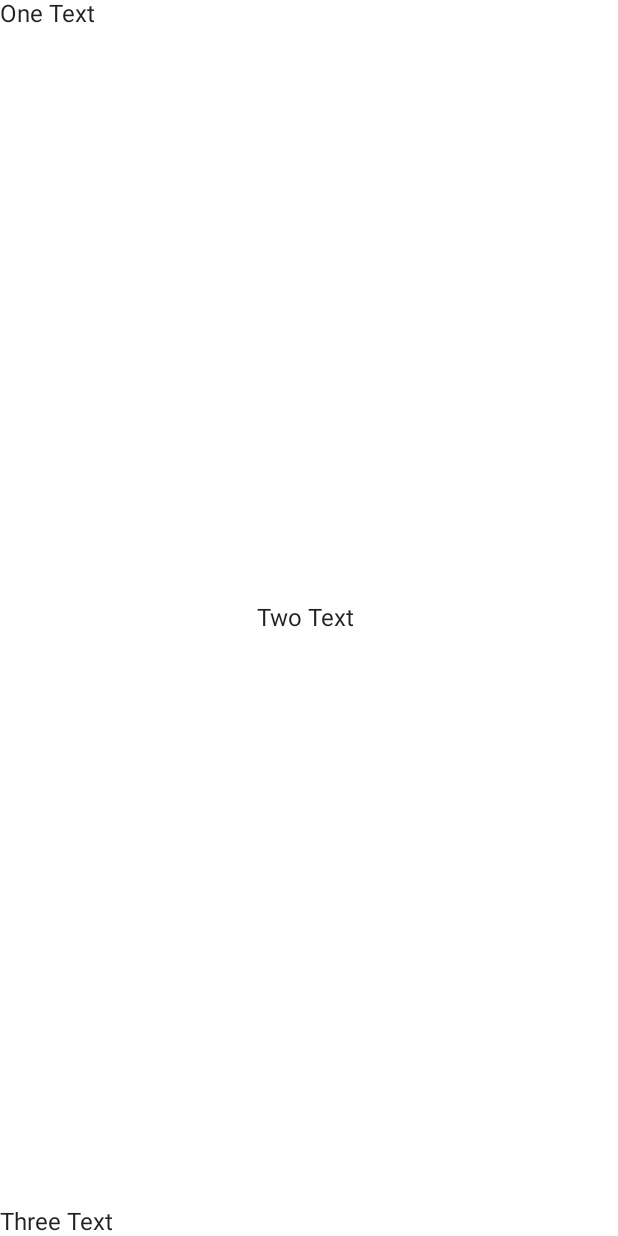
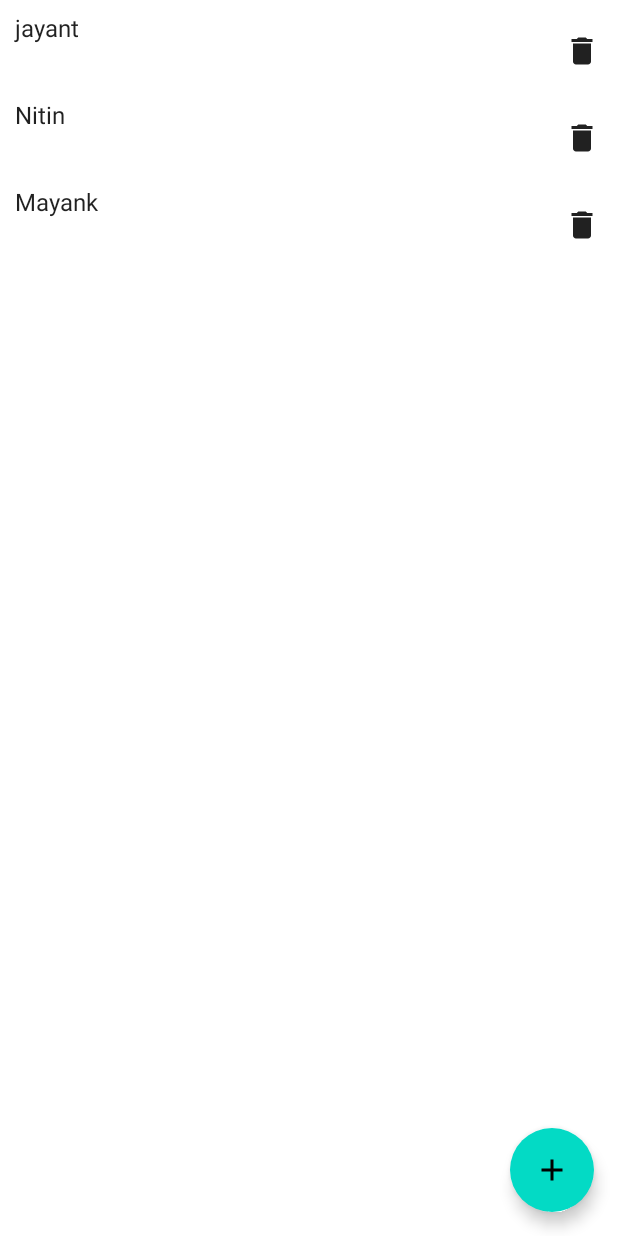
Before and after one commit to nameisjayant/compose-bootcamp, an Android app built with Jetpack Compose: the screen it shows after launch (MainActivity), on a phone screen of 412 x 824 dp. Before the commit the screen is almost empty. Run offline under Robolectric (Android 15) with nearby library versions, the phone set to English and light mode, and no system bars.

Commit message:
buttos , image & icons and manage states in compose

```diff
--- a/app/src/main/java/com/nameisjayant/composebootcampyt/MainActivity.kt
+++ b/app/src/main/java/com/nameisjayant/composebootcampyt/MainActivity.kt
@@ -10,9 +10,7 @@ import androidx.compose.material.Text
 import androidx.compose.runtime.Composable
 import androidx.compose.ui.Modifier
 import androidx.compose.ui.tooling.preview.Preview
-import com.nameisjayant.composebootcampyt.bootcamp.BootCampOne
-import com.nameisjayant.composebootcampyt.bootcamp.BootcampThree
-import com.nameisjayant.composebootcampyt.bootcamp.TextViewLayout
+import com.nameisjayant.composebootcampyt.bootcamp.*
 import com.nameisjayant.composebootcampyt.ui.theme.ComposeBootcampYTTheme
 
 class MainActivity : ComponentActivity() {
@@ -25,7 +23,7 @@ class MainActivity : ComponentActivity() {
                     modifier = Modifier.fillMaxSize(),
                     color = MaterialTheme.colors.background
                 ) {
-                    BootcampThree()
+                    ManageStateScreen()
                 }
             }
         }
--- /dev/null
+++ b/app/src/main/java/com/nameisjayant/composebootcampyt/bootcamp/bootcamp_six.kt
@@ -0,0 +1,86 @@
+package com.nameisjayant.composebootcampyt.bootcamp
+
+import android.annotation.SuppressLint
+import androidx.compose.foundation.layout.*
+import androidx.compose.foundation.layout.Arrangement.SpaceBetween
+import androidx.compose.foundation.rememberScrollState
+import androidx.compose.foundation.verticalScroll
+import androidx.compose.material.*
+import androidx.compose.material.icons.Icons
+import androidx.compose.material.icons.filled.Add
+import androidx.compose.material.icons.filled.Delete
+import androidx.compose.runtime.*
+import androidx.compose.runtime.saveable.rememberSaveable
+import androidx.compose.ui.Alignment
+import androidx.compose.ui.Modifier
+import androidx.compose.ui.unit.dp
+import androidx.compose.ui.unit.sp
+
+@Composable
+fun ManageStateScreen() {
+   // CounterLayout()
+    TodoScreen()
+}
+
+@Composable
+fun CounterLayout() {
+
+   // val counter = rememberSaveable { mutableStateOf(0) }
+   // var counter by remember { mutableStateOf(0) }
+    val (counter,setCounter) = remember { mutableStateOf(0) }
+
+    Column(
+        modifier = Modifier.fillMaxSize(),
+        horizontalAlignment = Alignment.CenterHorizontally,
+        verticalArrangement = Arrangement.Center
+    ) {
+        Text(text = "$counter", fontSize = 25.sp)
+        Spacer(modifier = Modifier.height(15.dp))
+        Button(onClick = {
+            setCounter(counter+1)
+        }) {
+            Text(text = "Counter")
+        }
+    }
+
+}
+
+@SuppressLint("UnusedMaterialScaffoldPaddingParameter")
+@Composable
+fun TodoScreen() {
+
+    val todoList = remember {mutableStateListOf("jayant","Nitin","Mayank")}
+    val scrollState = rememberScrollState()
+    val mapData = remember{ mutableStateMapOf("1" to "Jayant",2 to "Mayank") }
+
+    Scaffold(
+        floatingActionButton = {
+            FloatingActionButton(onClick = {
+                todoList.add("New User")
+            }) {
+                Icon(imageVector = Icons.Default.Add, contentDescription = "")
+            }
+        }
+    ) {
+        Column(
+            modifier = Modifier.verticalScroll(scrollState)
+        ) {
+            todoList.forEach {
+                Row(
+                    modifier = Modifier
+                        .fillMaxWidth()
+                        .padding(top = 10.dp, start = 10.dp),
+                    horizontalArrangement = SpaceBetween
+                ) {
+                    Text(text = it)
+                    IconButton(onClick = {
+                        todoList.remove(it)
+                    }) {
+                        Icon(imageVector = Icons.Default.Delete, contentDescription = "" )
+                    }
+                }
+            }
+        }
+    }
+
+}
```
Also changed, not shown: app/src/main/java/com/nameisjayant/composebootcampyt/bootcamp/bootcamp_five.kt (added, +60 -0 lines), app/src/main/java/com/nameisjayant/composebootcampyt/bootcamp/bootcamp_four.kt (added, +54 -0 lines), app/src/main/res/drawable/image.png (added).
